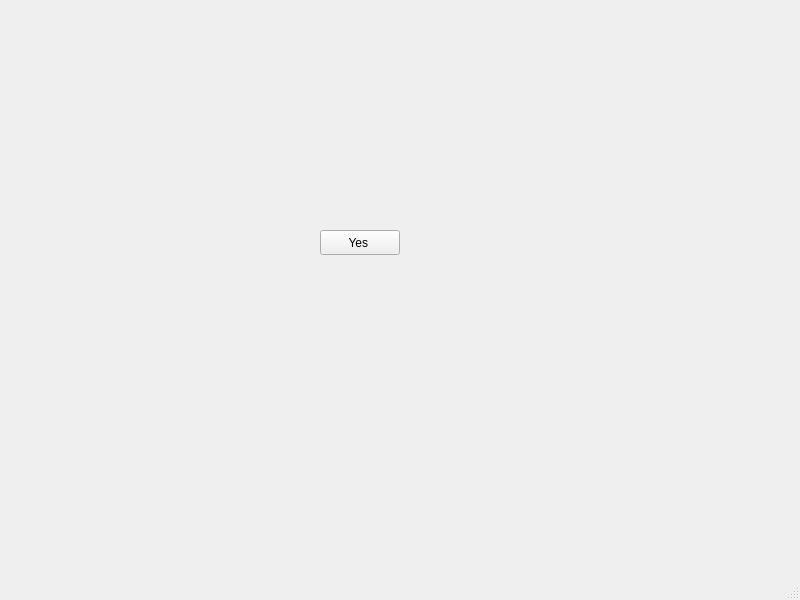
This is mainwindow.ui in Hall-Andrew/CESDEVICE-3004FinalProject as Qt 5 draws it before an edit. The edited form follows.
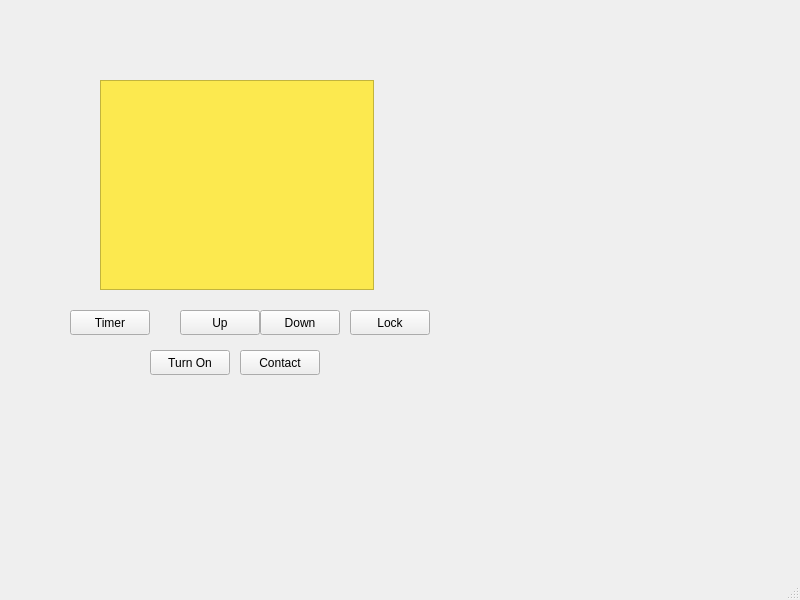
This is the edited form.

What changed in the file:
```diff
--- a/mainwindow.ui
+++ b/mainwindow.ui
@@ -14,30 +14,101 @@
    <string>MainWindow</string>
   </property>
   <widget class="QWidget" name="centralwidget">
-   <widget class="QPushButton" name="helloWorldButton">
+   <widget class="QWidget" name="widget" native="true">
     <property name="geometry">
      <rect>
-      <x>320</x>
-      <y>230</y>
+      <x>100</x>
+      <y>80</y>
+      <width>274</width>
+      <height>210</height>
+     </rect>
+    </property>
+    <property name="styleSheet">
+     <string notr="true">
+background-color: rgb(252, 233, 79);</string>
+    </property>
+    <layout class="QVBoxLayout" name="verticalLayout">
+     <item>
+      <widget class="QPlainTextEdit" name="TextView"/>
+     </item>
+    </layout>
+   </widget>
+   <widget class="QPushButton" name="TurnOnOffButton">
+    <property name="geometry">
+     <rect>
+      <x>150</x>
+      <y>350</y>
       <width>80</width>
       <height>25</height>
      </rect>
     </property>
     <property name="text">
-     <string>Yes </string>
+     <string>Turn On</string>
     </property>
    </widget>
-   <widget class="QLabel" name="textLabel">
+   <widget class="QPushButton" name="TimerButton">
     <property name="geometry">
      <rect>
-      <x>410</x>
-      <y>230</y>
-      <width>91</width>
-      <height>31</height>
+      <x>70</x>
+      <y>310</y>
+      <width>80</width>
+      <height>25</height>
      </rect>
     </property>
     <property name="text">
-     <string/>
+     <string>Timer</string>
+    </property>
+   </widget>
+   <widget class="QPushButton" name="UpButton">
+    <property name="geometry">
+     <rect>
+      <x>180</x>
+      <y>310</y>
+      <width>80</width>
+      <height>25</height>
+     </rect>
+    </property>
+    <property name="text">
+     <string>Up</string>
+    </property>
+   </widget>
+   <widget class="QPushButton" name="DownButton">
+    <property name="geometry">
+     <rect>
+      <x>260</x>
+      <y>310</y>
+      <width>80</width>
+      <height>25</height>
+     </rect>
+    </property>
+    <property name="text">
+     <string>Down</string>
+    </property>
+   </widget>
+   <widget class="QPushButton" name="LockButton">
+    <property name="geometry">
+     <rect>
+      <x>350</x>
+      <y>310</y>
+      <width>80</width>
+      <height>25</height>
+     </rect>
+    </property>
+    <property name="text">
+     <string>Lock</string>
+    </property>
+   </widget>
+   <widget class="QPushButton" name="ContactButton">
+    <property name="geometry">
+     <rect>
+      <x>240</x>
+      <y>350</y>
+      <width>80</width>
+      <height>25</height>
+     </rect>
+    </property>
+    <property name="text">
+     <string>Contact</string>
     </property>
    </widget>
   </widget>
```
